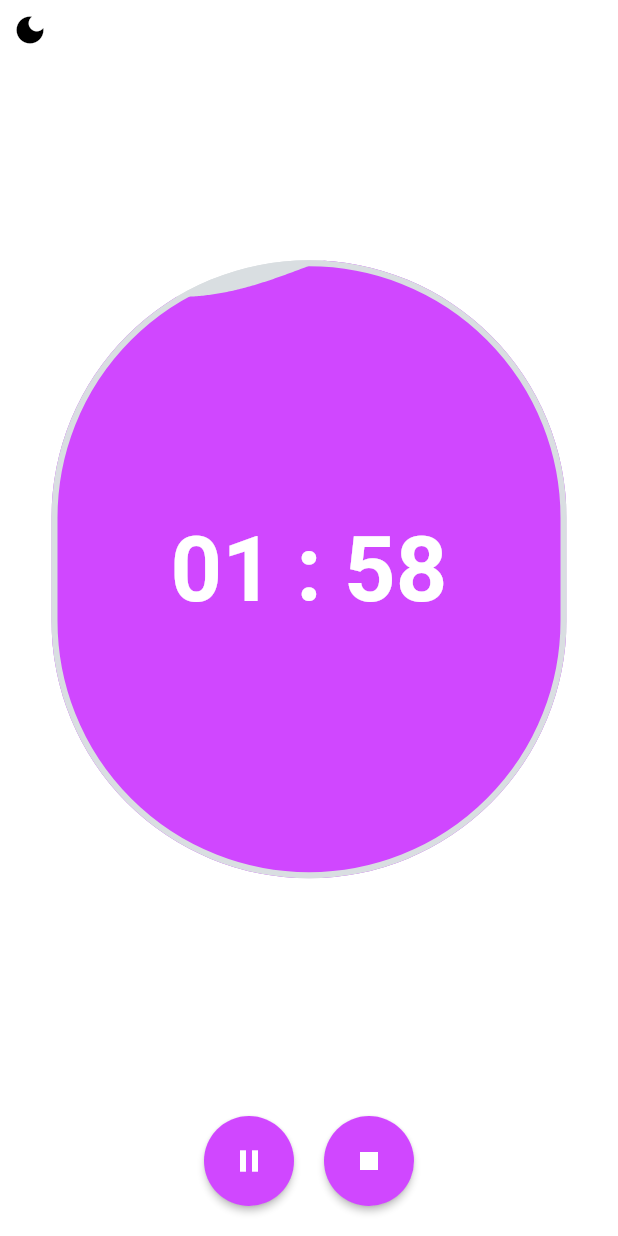
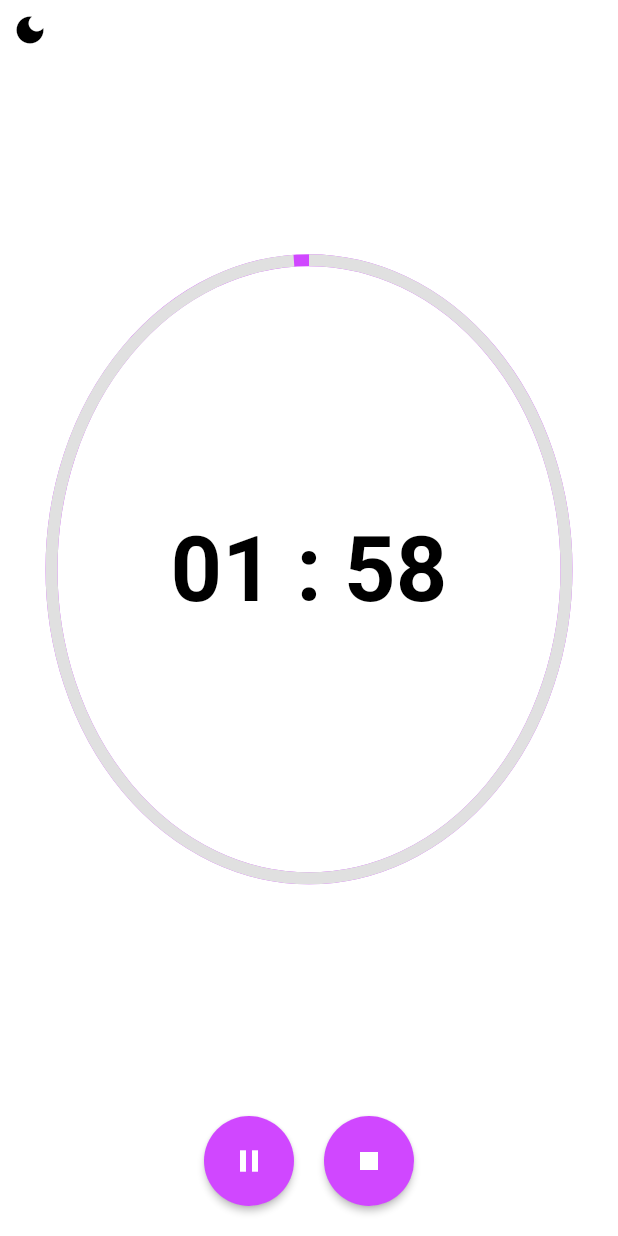
Before and after one commit to yagizdo/countdown-ui, a Flutter app: the screen it shows after launch, after a tap on the "play arrow" icon, on a phone screen of 412 x 824 dp. Run offline on Flutter 3.47's test engine with Material 2 defaults, Android fonts, the phone set to English and light mode, and no system bars; our stand-ins replace animated_splash_screen, hexcolor, shared_preferences.

Commit message:
UI updates | Liquid progress => Circular progress

```diff
--- a/lib/Screens/home_screen.dart
+++ b/lib/Screens/home_screen.dart
@@ -1,7 +1,5 @@
 import 'package:flutter/material.dart';
 import 'package:fomodoro/Theme/theme_provider.dart';
-import 'package:hexcolor/hexcolor.dart';
-import 'package:liquid_progress_indicator_ns/liquid_progress_indicator.dart';
 import 'package:provider/provider.dart';
 
 class HomeScreen extends StatefulWidget {
@@ -82,9 +80,14 @@ class _HomeScreenState extends State<HomeScreen> with TickerProviderStateMixin {
             children: [
               Center(
                 child: SizedBox(
-                    width: size.width / 1.2,
-                    height: size.height / 2,
-                    child: LiquidCircularProgressIndicator(
+                  width: size.width / 1.2,
+                  height: size.height / 2,
+                  child: CircularProgressIndicator(
+                    value: progress,
+                    strokeWidth: 8,
+                    backgroundColor: Theme.of(context).secondaryHeaderColor,
+                  ),
+                  /*LiquidCircularProgressIndicator(
                       //backgroundColor: Colors.red,
                       backgroundColor: HexColor('#D9DEE1'),
                       valueColor: AlwaysStoppedAnimation(
@@ -92,7 +95,8 @@ class _HomeScreenState extends State<HomeScreen> with TickerProviderStateMixin {
                       borderWidth: 4,
                       value: progress,
                       borderColor: HexColor('#D9DEE1'),
-                    )),
+                    )*/
+                ),
               ),
               AnimatedBuilder(
                 animation: controller,
@@ -101,6 +105,7 @@ class _HomeScreenState extends State<HomeScreen> with TickerProviderStateMixin {
                   style: TextStyle(
                     fontSize: 60,
                     fontWeight: FontWeight.bold,
+                    color: Theme.of(context).primaryColor,
                   ),
                 ),
               )
--- a/lib/Theme/theme_provider.dart
+++ b/lib/Theme/theme_provider.dart
@@ -10,8 +10,10 @@ class ThemeProvider with ChangeNotifier {
   ThemeData? getTheme() => _themeData;
 
   final darkTheme = ThemeData(
+    splashColor: Colors.pink,
     // Progress
     secondaryHeaderColor: Colors.redAccent,
+    progressIndicatorTheme: ProgressIndicatorThemeData(color: Colors.white),
     primaryColor: Colors.white,
     scaffoldBackgroundColor: Colors.red,
     brightness: Brightness.dark,
@@ -30,11 +32,12 @@ class ThemeProvider with ChangeNotifier {
         ),
       ),
     )),
-      progressIndicatorTheme: ProgressIndicatorThemeData(
-          color: Colors.black, circularTrackColor: Colors.red.shade700));
+  );
 
   final lightTheme = ThemeData(
-    // Progress
+    progressIndicatorTheme:
+        ProgressIndicatorThemeData(color: Colors.grey.shade300),
+    // Progress Border
     secondaryHeaderColor: HexColor('#D047FF'),
     primaryColor: Colors.black,
     brightness: Brightness.dark,
--- a/lib/main.dart
+++ b/lib/main.dart
@@ -1,18 +1,26 @@
+import 'package:animated_splash_screen/animated_splash_screen.dart';
 import 'package:flutter/material.dart';
 import 'package:fomodoro/Screens/home_screen.dart';
 import 'package:fomodoro/Theme/theme_provider.dart';
+import 'package:hexcolor/hexcolor.dart';
 import 'package:provider/provider.dart';
 
-void main() {
+void main() async {
+  WidgetsFlutterBinding.ensureInitialized();
+  var _themeMode = await ThemeProvider().readData('themeMode');
   runApp(ChangeNotifierProvider<ThemeProvider>(
       create: (_) => ThemeProvider(),
       builder: (context, snapshot) {
-        return const MyApp();
+        return MyApp(
+          themeMode: _themeMode,
+        );
       }));
 }
 
 class MyApp extends StatelessWidget {
-  const MyApp({Key? key}) : super(key: key);
+  MyApp({Key? key, this.themeMode}) : super(key: key);
+
+  var themeMode;
 
   // This widget is the root of your application.
   @override
@@ -22,7 +30,13 @@ class MyApp extends StatelessWidget {
         title: 'Fomodoro',
         debugShowCheckedModeBanner: false,
         theme: theme.getTheme(),
-        home: HomeScreen(),
+        home: AnimatedSplashScreen(
+          splash: Icons.home,
+          backgroundColor:
+              themeMode == 'light' ? HexColor('#D047FF') : Colors.red,
+          nextScreen: HomeScreen(),
+          duration: 3000,
+        ),
       );
     });
   }
--- a/pubspec.yaml
+++ b/pubspec.yaml
@@ -38,6 +38,7 @@ dependencies:
   hexcolor: ^2.0.6
   shared_preferences: ^2.0.13
   liquid_progress_indicator_ns: ^1.0.0
+  animated_splash_screen: ^1.2.0
 
 dev_dependencies:
   flutter_test:
```
Also changed, not shown: pubspec.lock, 2 other files. Lines whose indentation alone changed are shown as unchanged.
